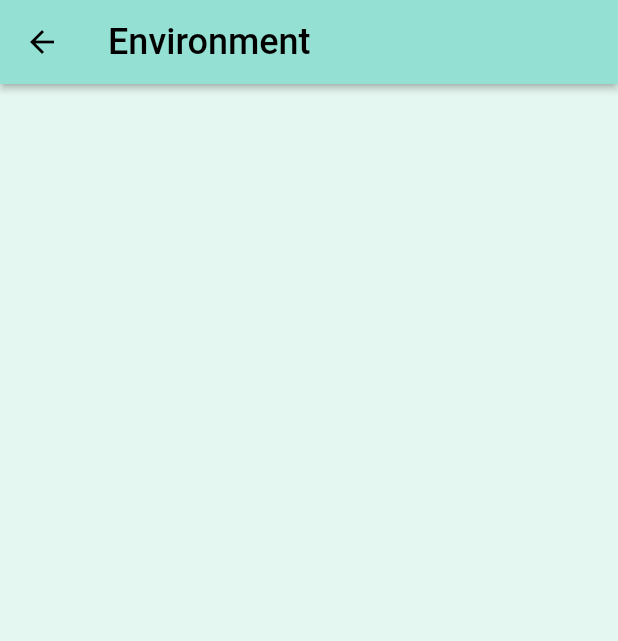
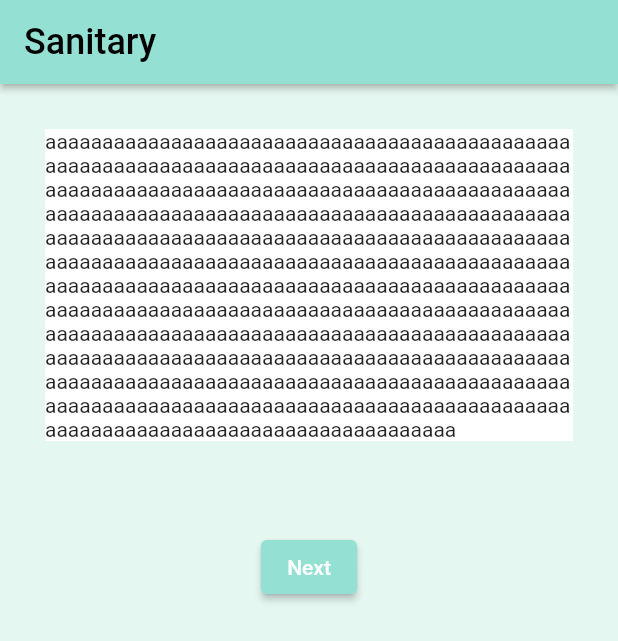
Before and after one commit to DSCHUFS/SolutionChallenge-2023-EduWithU, a Flutter app: the EduEnvironmentScreen screen opened directly, on a phone screen of 412 x 824 dp. Shown: the top 641 px of the screen. Run offline on Flutter 3.47's test engine with Material 2 defaults, Android fonts, the light colour scheme and no system bars; our stand-ins replace video_player.

Commit message:
Edu Screen

```diff
--- a/lib/screens/edu_environment_screen.dart
+++ b/lib/screens/edu_environment_screen.dart
@@ -1,7 +1,26 @@
 import 'package:flutter/material.dart';
 
-class EduEnvironmentScreen extends StatelessWidget {
-  const EduEnvironmentScreen({Key? key}) : super(key: key);
+void main() => runApp(EduEnvironmentScreenApp());
+
+class EduEnvironmentScreenApp extends StatelessWidget {
+  @override
+  Widget build(BuildContext context) {
+    return MaterialApp(
+      title: 'Title',
+      home: EduEnvironmentScreen(),
+    );
+  }
+}
+
+class EduEnvironmentScreen extends StatefulWidget {
+  EduEnvironmentScreen({Key? key}) : super(key: key);
+
+  @override
+  _EduEnvironmentScreenState createState() => _EduEnvironmentScreenState();
+}
+
+class _EduEnvironmentScreenState extends State<EduEnvironmentScreen> {
+  get floatingActionButton => null;
 
   @override
   Widget build(BuildContext context) {
@@ -11,12 +30,57 @@ class EduEnvironmentScreen extends StatelessWidget {
         backgroundColor: const Color(0xFF94E1D4),
         foregroundColor: Colors.black,
         title: const Text(
-          'Environment',
+          'Sanitary',
           style: TextStyle(
             fontSize: 24,
           ),
         ),
       ),
+      // VideoPlayerController가 초기화를 진행하는 동안 로딩 스피너를 보여주기 위해
+      // FutureBuilder를 사용합니다.
+      body: SingleChildScrollView(
+          child: Column(children: [
+        Center(
+            child: Container(
+                margin: EdgeInsets.all(30),
+                alignment: Alignment.center,
+                decoration: BoxDecoration(
+                  color: Colors.white,
+                ),
+                child: SingleChildScrollView(
+                  child: Text('aaaaaaaaaaaaaaaaaaaaaaaaaaaaaaaaaaaaaaa'
+                      'aaaaaaaaaaaaaaaaaaaaaaaaaaaaaaaa'
+                      'aaaaaaaaaaaaaaaaaaaaaaaaaaaaaaaaaaaa'
+                      'aaaaaaaaaaaaaaaaaaaaaaaaaaaaaaaaaaaaaaaa'
+                      'aaaaaaaaaaaaaaaaaaaaaaaaaaaaaaaaaaaaaaa'
+                      'aaaaaaaaaaaaaaaaaaaaaaaaaaaaaaaa'
+                      'aaaaaaaaaaaaaaaaaaaaaaaaaaaaaaaaaaaa'
+                      'aaaaaaaaaaaaaaaaaaaaaaaaaaaaaaaaaaaaaaaa'
+                      'aaaaaaaaaaaaaaaaaaaaaaaaaaaaaaaaaaaaaaa'
+                      'aaaaaaaaaaaaaaaaaaaaaaaaaaaaaaaa'
+                      'aaaaaaaaaaaaaaaaaaaaaaaaaaaaaaaaaaaa'
+                      'aaaaaaaaaaaaaaaaaaaaaaaaaaaaaaaaaaaaaaaa'
+                      'aaaaaaaaaaaaaaaaaaaaaaaaaaaaaaaaaaaaaaa'
+                      'aaaaaaaaaaaaaaaaaaaaaaaaaaaaaaaa'
+                      'aaaaaaaaaaaaaaaaaaaaaaaaaaaaaaaaaaaa'
+                      'aaaaaaaaaaaaaaaaaaaaaaaaaaaaaaaaaaaaaaaa'),
+                ))),
+        const SizedBox(height: 30),
+        Center(
+            child: ElevatedButton(
+          style: ElevatedButton.styleFrom(
+            primary: const Color(0xFF94E1D4),
+            onPrimary: Colors.white,
+          ),
+          onPressed: () {
+            /*Navigator.push(
+                    context,
+                    MaterialPageRoute(builder: (context) => const )
+                )*/
+          },
+          child: Text('Next'),
+        )),
+      ])),
       backgroundColor: const Color(0xFFE5F7F1),
     );
   }
```
Also changed, not shown: lib/screens/edu_sanitary_complete_screen.dart (added, +89 -0 lines), lib/screens/edu_sanitary_screen.dart (+12 -4 lines), assets/images/ThumbsUp.png (added), 1 other file.
